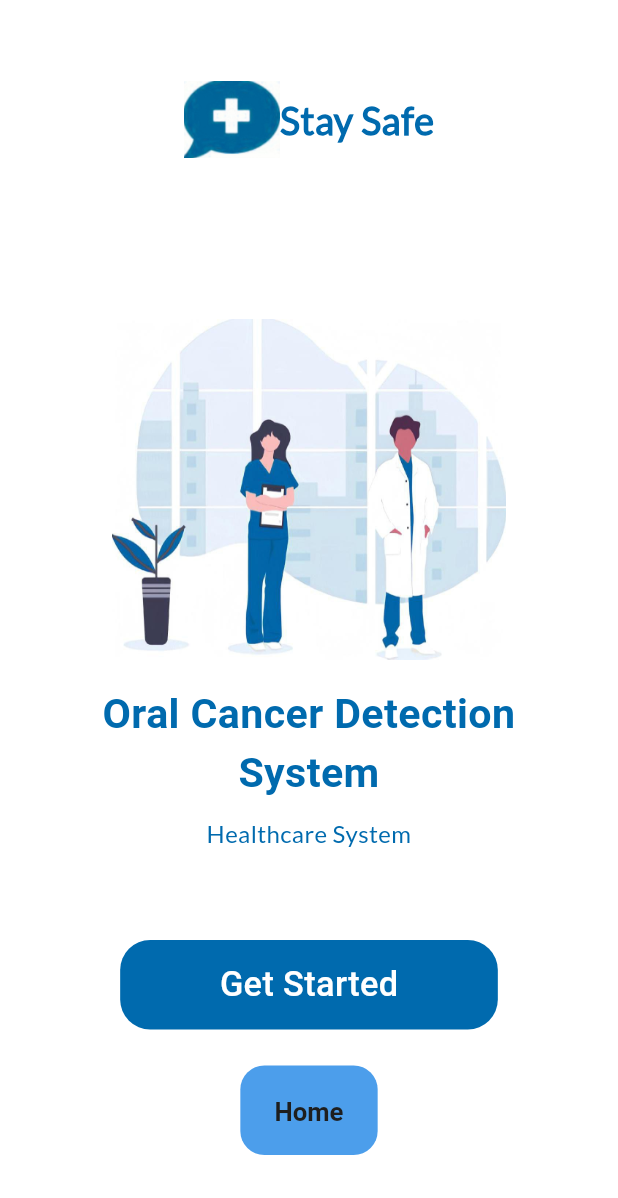
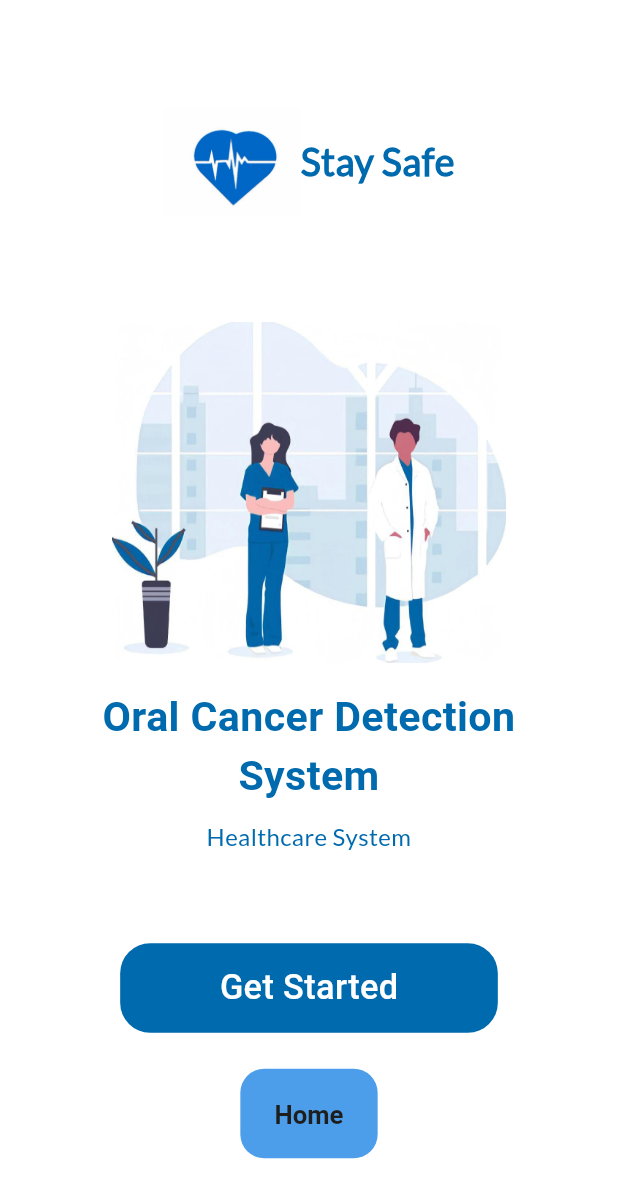
Before and after one commit to khaled365-code/oral_cancer_detection_app, a Flutter app: the screen it shows after launch, on a phone screen of 412 x 824 dp. Shown: the top 1198 px of the screen. Run offline on Flutter 3.47's test engine with Material 3 defaults, Android fonts, the phone set to English and light mode, and no system bars; our stand-ins replace bloc, cached_network_image, dartz, dio, flutter_bloc, flutter_screenutil and 7 more; Roboto replaces fonts that are missing (Helvetica).

Commit message:
splash refactor

```diff
--- a/lib/core/utilis/image_constants.dart
+++ b/lib/core/utilis/image_constants.dart
@@ -94,6 +94,8 @@ class ImageConstants
   static const String greenRetweetImage='assets/images/green_retweet_image.png';
 
   static const String ProfileUserImage='assets/images/person.png';
+  static const String heart='assets/images/heart.png';
+
 
 
 }
--- a/lib/core/widgets/row_title.dart
+++ b/lib/features/splash/presentation/views/componants/row_title.dart
@@ -1,9 +1,9 @@
 import 'package:flutter/material.dart';
 import 'package:flutter_screenutil/flutter_screenutil.dart';
 import 'package:graduation_project/core/localization/app_localization.dart';
-import 'package:graduation_project/core/utilis/image_constants.dart';
 import 'package:graduation_project/core/utilis/colors.dart';
 import 'package:graduation_project/core/utilis/app_text_styles.dart';
+import 'package:graduation_project/core/utilis/image_constants.dart';
 import 'package:graduation_project/core/widgets/custom_container.dart';
 
 class RowTitle extends StatelessWidget {
@@ -16,16 +16,17 @@ class RowTitle extends StatelessWidget {
     return Row(
       mainAxisAlignment: MainAxisAlignment.center,
       children: [
-          CustomContainer(conHeight:43.h,conWidth:56.w,conImage:ImageConstants.plus),
+        CustomContainer(conHeight:60.h,conWidth:80.w,conImage:ImageConstants.heart),
+        SizedBox(height: 10.h,),
         Text(
           "staySafe".tr(context),
           textAlign: TextAlign.center,
           style:AppTextStyles.font22.copyWith(
-              color: AppColors.primary,
-              fontFamily: 'lato',
+            color: AppColors.primary,
+            fontFamily: 'lato',
           ),
         ),
       ],
-    );
+    ) ;
   }
 }
--- a/lib/features/splash/presentation/views/splash_screen.dart
+++ b/lib/features/splash/presentation/views/splash_screen.dart
@@ -8,7 +8,7 @@ import 'package:graduation_project/core/utilis/colors.dart';
 import 'package:graduation_project/core/utilis/app_text_styles.dart';
 import 'package:graduation_project/core/widgets/custom_button.dart';
 import 'package:graduation_project/core/widgets/custom_container.dart';
-import 'package:graduation_project/core/widgets/row_title.dart';
+import 'package:graduation_project/features/splash/presentation/views/componants/row_title.dart';
 import '../../../../../core/commons/functions.dart';
 
 class SplashPage extends StatefulWidget {
@@ -39,13 +39,15 @@ class _SplashPageState extends State<SplashPage> with SingleTickerProviderStateM
   Widget build(BuildContext context) {
     return Scaffold(
       backgroundColor: AppColors.background,
-      body: Padding(
-        padding: EdgeInsetsDirectional.symmetric(vertical: 8.h, horizontal: 20.w),
+      body: SingleChildScrollView(
+        child: Padding(
+          padding: EdgeInsetsDirectional.symmetric(vertical: 20.h, horizontal: 20.w),
           child: Column(
             mainAxisAlignment: MainAxisAlignment.center,
             children: [
+              SizedBox(height:40.h,),
               const RowTitle(),
-             SizedBox(height:90.h,),
+               SizedBox(height:60.h,),
                CustomContainer(conHeight:190.h,conWidth:230.w,conImage:ImageConstants.splash),
                SizedBox(height:14.h,),
                Text(
@@ -108,6 +110,7 @@ class _SplashPageState extends State<SplashPage> with SingleTickerProviderStateM
             ],
           ),
         ),
+      ),
     );
   }
   void initSlidingAnimation() {
```
Also changed, not shown: lib/features/auth/presentation/views/componants/custom_form_appbar.dart (deleted, +0 -23 lines), assets/images/heart.png (added), pubspec.lock. Lines whose indentation alone changed are shown as unchanged.
